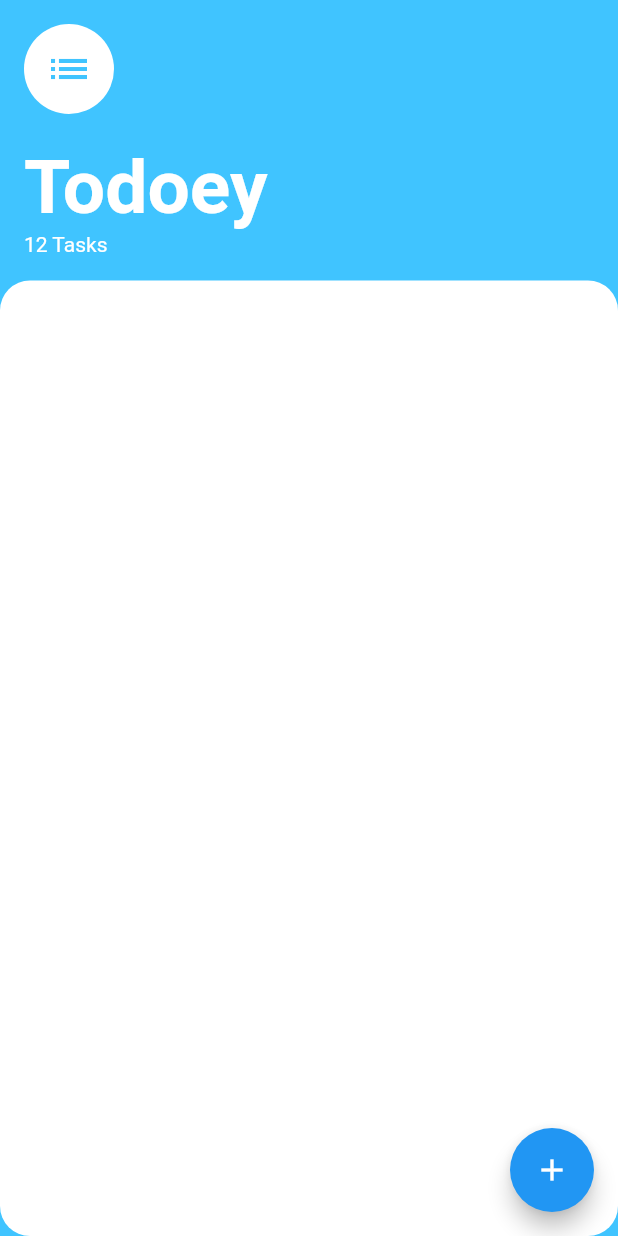
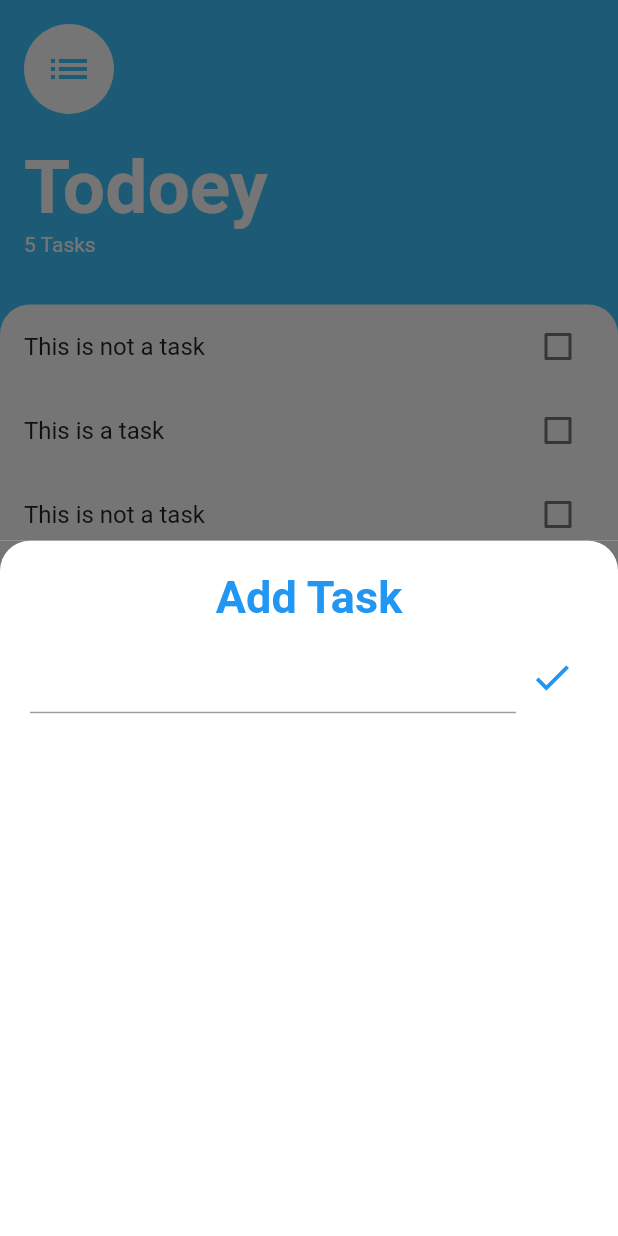
Before and after one commit to HappySinha/todoey, a Flutter app: the screen it shows after launch, after a tap on the "add" icon, on a phone screen of 412 x 824 dp. Run offline on Flutter 3.47's test engine with Material 2 defaults, Android fonts, the phone set to English and light mode, and no system bars.

Commit message:
Final Done

```diff
--- a/lib/main.dart
+++ b/lib/main.dart
@@ -1,20 +1,19 @@
 import 'package:flutter/material.dart';
+import 'package:todoey/screens/TaskData.dart';
 import 'package:todoey/screens/TasksScreen.dart';
+import 'package:provider/provider.dart';
 
-void main() {
-  runApp(
-    MyApp(),
-  );
-}
+void main() => runApp(MyApp());
 
 class MyApp extends StatelessWidget {
-  const MyApp({Key? key}) : super(key: key);
-
   @override
   Widget build(BuildContext context) {
-    return MaterialApp(
-      home: TasksScreen(),
-      debugShowCheckedModeBanner: false,
+    return ChangeNotifierProvider(
+      create: (BuildContext context) => TaskData(),
+      child: MaterialApp(
+        home: TasksScreen(),
+        debugShowCheckedModeBanner: false,
+      ),
     );
   }
 }
--- /dev/null
+++ b/lib/screens/TaskData.dart
@@ -0,0 +1,46 @@
+import 'dart:collection';
+
+import 'package:flutter/foundation.dart';
+
+class TaskData extends ChangeNotifier {
+  List<Task> _tasks = [
+    Task(name: 'This is not a task', isDone: false),
+    Task(name: 'This is a task', isDone: false),
+    Task(name: 'This is not a task', isDone: false),
+    Task(name: 'This is not a task', isDone: false),
+    Task(name: 'This is not a task', isDone: false),
+  ];
+
+  int get taskCount {
+    return _tasks.length;
+  }
+
+  UnmodifiableListView<Task> get tasks {
+    return UnmodifiableListView(_tasks);
+  }
+
+  void addTask(String addTaskText) {
+    final task = Task(name: addTaskText, isDone: false);
+    _tasks.add(task);
+    notifyListeners();
+  }
+
+  void updateTask(Task task) {
+    task.toggleDone();
+    notifyListeners();
+  }
+
+  void deleteTask(Task task) {
+    _tasks.remove(task);
+    notifyListeners();
+  }
+}
+
+class Task {
+  final String name;
+  bool isDone;
+  Task({required this.name, required this.isDone});
+  void toggleDone() {
+    isDone = !isDone;
+  }
+}
--- a/lib/screens/TasksScreen.dart
+++ b/lib/screens/TasksScreen.dart
@@ -1,8 +1,15 @@
 import 'package:flutter/material.dart';
+import 'package:provider/provider.dart';
+import 'package:todoey/screens/TaskData.dart';
 
-class TasksScreen extends StatelessWidget {
+class TasksScreen extends StatefulWidget {
   const TasksScreen({Key? key}) : super(key: key);
 
+  @override
+  _TasksScreenState createState() => _TasksScreenState();
+}
+
+class _TasksScreenState extends State<TasksScreen> {
   @override
   Widget build(BuildContext context) {
     return Scaffold(
@@ -34,10 +41,12 @@ class TasksScreen extends StatelessWidget {
                       fontWeight: FontWeight.w700,
                     ),
                   ),
-                  Text('12 Tasks', style: TextStyle(color: Colors.white)),
+                  Text('${Provider.of<TaskData>(context).taskCount} Tasks',
+                      style: TextStyle(color: Colors.white)),
                 ],
               ),
             ),
+            SizedBox(height: 16),
             Expanded(
               child: Container(
                 decoration: BoxDecoration(
@@ -47,15 +56,139 @@ class TasksScreen extends StatelessWidget {
                     right: Radius.circular(20),
                   ),
                 ),
+                child: ListViewWidget(),
               ),
             )
           ],
         ),
       ),
       floatingActionButton: FloatingActionButton(
-        onPressed: () {},
+        onPressed: () {
+          showModalBottomSheet(
+            context: context,
+            builder: (context) => AddTasks(),
+            // isScrollControlled: true,
+          );
+        },
         child: Icon(Icons.add),
       ),
     );
   }
 }
+
+class AddTasks extends StatelessWidget {
+  final textEditingController = TextEditingController();
+  @override
+  Widget build(BuildContext context) {
+    var addTaskText;
+    return Container(
+      color: Color(0xFF757575),
+      child: Container(
+        padding: EdgeInsets.all(20),
+        decoration: BoxDecoration(
+          color: Colors.white,
+          borderRadius: BorderRadius.only(
+            topLeft: Radius.circular(20),
+            topRight: Radius.circular(20),
+          ),
+        ),
+        child: Column(
+          children: [
+            Text(
+              'Add Task',
+              style: TextStyle(
+                color: Colors.blue,
+                fontSize: 30,
+                fontWeight: FontWeight.w700,
+              ),
+            ),
+            SizedBox(height: 12),
+            Row(
+              children: [
+                Expanded(
+                  child: TextField(
+                    controller: textEditingController,
+                    onChanged: (value) {
+                      addTaskText = value;
+                    },
+                    textAlign: TextAlign.center,
+                  ),
+                ),
+                IconButton(
+                  onPressed: () {
+                    Provider.of<TaskData>(
+                      context,
+                      listen: false,
+                    ).addTask(addTaskText);
+                    textEditingController.clear();
+                    Navigator.pop(context);
+                  },
+                  icon: Icon(
+                    Icons.check,
+                    color: Colors.blue,
+                    size: 30,
+                  ),
+                ),
+              ],
+            ),
+          ],
+        ),
+      ),
+    );
+  }
+}
+
+class ListViewWidget extends StatelessWidget {
+  @override
+  Widget build(BuildContext context) {
+    return Consumer<TaskData>(
+      builder: (context, taskData, child) {
+        return ListView.builder(
+          itemBuilder: (BuildContext context, int index) {
+            final task = taskData.tasks[index];
+            return ListTileWidget(
+                isChecked: task.isDone,
+                taskTitle: task.name,
+                checkBoxCallBack: (bool? checkBoxState) {
+                  taskData.updateTask(task);
+                },
+                longPressedCallBack: () {
+                  taskData.deleteTask(task);
+                });
+          },
+          itemCount: taskData.taskCount,
+        );
+      },
+    );
+  }
+}
+
+class ListTileWidget extends StatelessWidget {
+  final bool isChecked;
+  final String taskTitle;
+  final Function(bool?) checkBoxCallBack;
+  final Function() longPressedCallBack;
+
+  ListTileWidget({
+    required this.isChecked,
+    required this.taskTitle,
+    required this.checkBoxCallBack,
+    required this.longPressedCallBack,
+  });
+
+  @override
+  Widget build(BuildContext context) {
+    return ListTile(
+        onLongPress: longPressedCallBack,
+        title: Text(
+          taskTitle,
+          style: TextStyle(
+              decoration: isChecked ? TextDecoration.lineThrough : null),
+        ),
+        trailing: Checkbox(
+          activeColor: Colors.blue,
+          value: isChecked,
+          onChanged: checkBoxCallBack,
+        ));
+  }
+}
```
Also changed, not shown: pubspec.yaml (+1 -54 lines), pubspec.lock.
